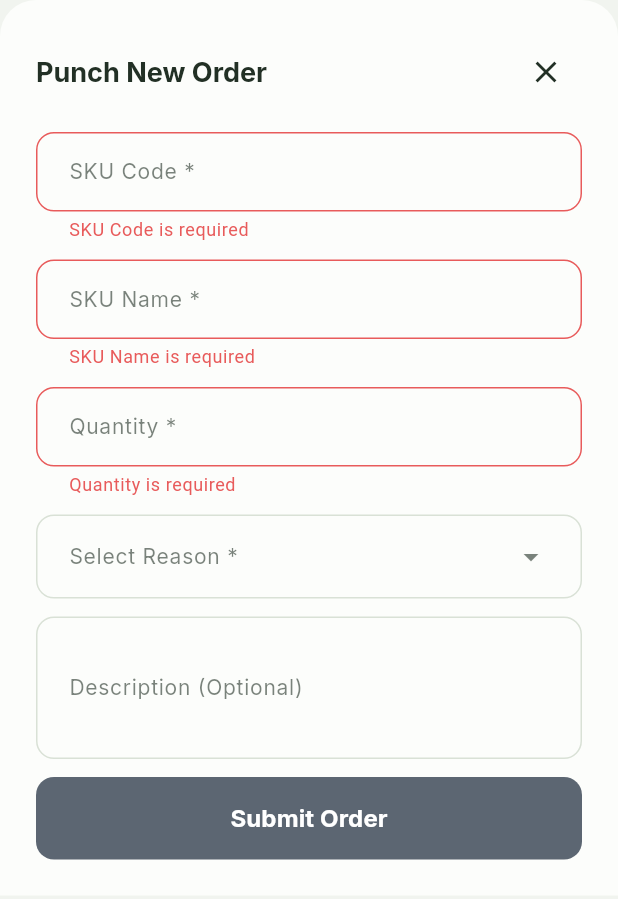
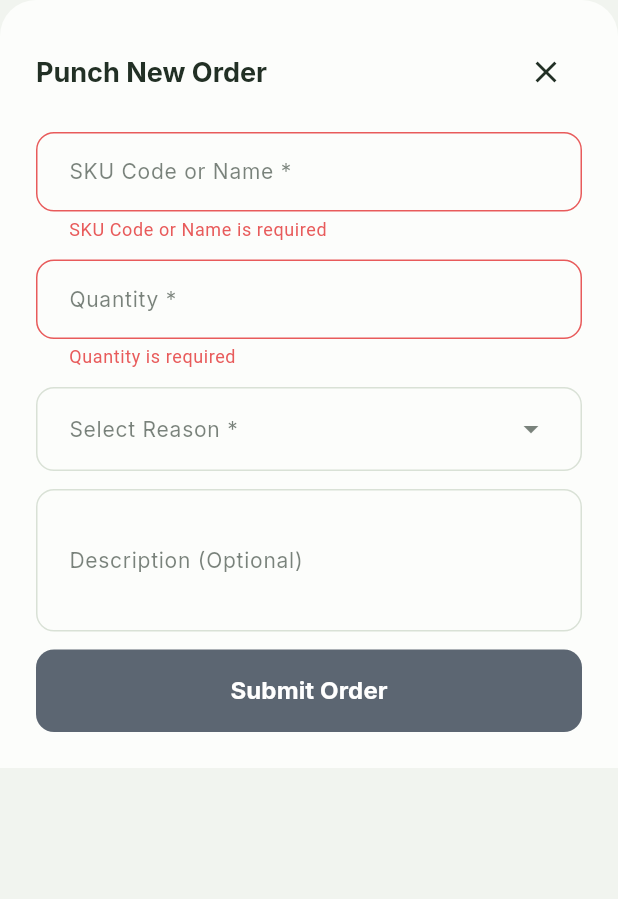
Before and after one commit to zappcodeinnovations/Mirza, a Flutter app: the PunchOrderCreateSheet widget shown alone on an empty page, opened directly, after a tap on "Submit Order", on a phone screen of 412 x 824 dp. Shown: the top 899 px of the screen. Run offline on Flutter 3.47's test engine with Material 3 defaults, Android fonts, the phone set to English and light mode, and no system bars; our stand-ins replace carousel_slider, csv, dropdown_button2, file_picker, fl_chart, google_fonts and 5 more; missing offline and left inert: excel; accounts and stored records are empty; network calls fail.

Commit message:
make changes in the punch order

```diff
--- a/lib/views/punch_order/widgets/punch_order_create_sheet.dart
+++ b/lib/views/punch_order/widgets/punch_order_create_sheet.dart
@@ -16,8 +16,7 @@ class PunchOrderCreateSheet extends StatefulWidget {
 class _PunchOrderCreateSheetState extends State<PunchOrderCreateSheet> {
   final _formKey = GlobalKey<FormState>();
 
-  final _skuCodeController = TextEditingController();
-  final _skuNameController = TextEditingController();
+  final _skuSearchController = TextEditingController();
   final _quantityController = TextEditingController();
   final _reasonController = TextEditingController();
   final _descriptionController = TextEditingController();
@@ -36,8 +35,7 @@ class _PunchOrderCreateSheetState extends State<PunchOrderCreateSheet> {
 
   @override
   void dispose() {
-    _skuCodeController.dispose();
-    _skuNameController.dispose();
+    _skuSearchController.dispose();
     _quantityController.dispose();
     _reasonController.dispose();
     _descriptionController.dispose();
@@ -54,9 +52,18 @@ class _PunchOrderCreateSheetState extends State<PunchOrderCreateSheet> {
 
     final controller = Provider.of<PunchOrderController>(context, listen: false);
 
+    String skuCode = _skuSearchController.text.trim();
+    String skuName = skuCode;
+
+    if (skuCode.contains(' - ')) {
+       final parts = skuCode.split(' - ');
+       skuCode = parts[0].trim();
+       skuName = parts.sublist(1).join(' - ').trim();
+    }
+
     final data = {
-      "sku_code": _skuCodeController.text.trim(),
-      "sku_name": _skuNameController.text.trim(),
+      "sku_code": skuCode,
+      "sku_name": skuName,
       "quantity": int.tryParse(_quantityController.text.trim()) ?? 0,
       "reason": _reasonController.text.trim(),
       "description": _descriptionController.text.trim(),
@@ -187,32 +194,20 @@ class _PunchOrderCreateSheetState extends State<PunchOrderCreateSheet> {
                   return options;
                 },
                 onSelected: (String selection) {
-                  // Usually selection is "LM13971_02 - Clerkenwell (Tan)"
-                  // We can parse or just put the whole thing in sku code
-                  // If it has ' - ', we can split it to auto-fill sku_name
-                  _skuCodeController.text = selection;
-                  if (selection.contains(' - ')) {
-                     final parts = selection.split(' - ');
-                     _skuCodeController.text = parts[0];
-                     _skuNameController.text = parts.sublist(1).join(' - ');
-                  }
+                  _skuSearchController.text = selection;
                 },
                 fieldViewBuilder: (BuildContext context, TextEditingController textEditingController, FocusNode focusNode, VoidCallback onFieldSubmitted) {
-                  // Keep our controller in sync or just use ours?
-                  // To avoid controller mismatch, we can just use the provided one and sync it to _skuCodeController on change
                   textEditingController.addListener(() {
-                    if (_skuCodeController.text != textEditingController.text) {
-                       _skuCodeController.text = textEditingController.text;
+                    if (_skuSearchController.text != textEditingController.text) {
+                       _skuSearchController.text = textEditingController.text;
                     }
                   });
 
                   return TextFormField(
                     controller: textEditingController,
                     focusNode: focusNode,
-                    decoration: _inputDecoration(theme, 'SKU Code *').copyWith(
-                      // suffixIcon: const Icon(Icons.search, color: AppTheme.neonBlue),
-                    ),
-                    validator: (value) => value == null || value.trim().isEmpty ? 'SKU Code is required' : null,
+                    decoration: _inputDecoration(theme, 'SKU Code or Name *'),
+                    validator: (value) => value == null || value.trim().isEmpty ? 'SKU Code or Name is required' : null,
                   );
                 },
                 optionsViewBuilder: (context, onSelected, options) {
@@ -243,13 +238,6 @@ class _PunchOrderCreateSheetState extends State<PunchOrderCreateSheet> {
                     ),
                   );
                 },
-              ),
-              const SizedBox(height: 12),
-
-              TextFormField(
-                controller: _skuNameController,
-                decoration: _inputDecoration(theme, 'SKU Name *'),
-                validator: (value) => value == null || value.trim().isEmpty ? 'SKU Name is required' : null,
               ),
               const SizedBox(height: 12),
 
--- a/pubspec.yaml
+++ b/pubspec.yaml
@@ -4,7 +4,7 @@ description: "A new Flutter project."
 # pub.dev using `flutter pub publish`. This is preferred for private packages.
 publish_to: "none" # Remove this line if you wish to publish to pub.dev
 
-version: 1.0.0+2
+version: 1.0.0+3
 
 environment:
   sdk: ^3.9.2
```
Also changed, not shown: lib/views/punch_order/punch_order_view.dart (+74 -7 lines).
